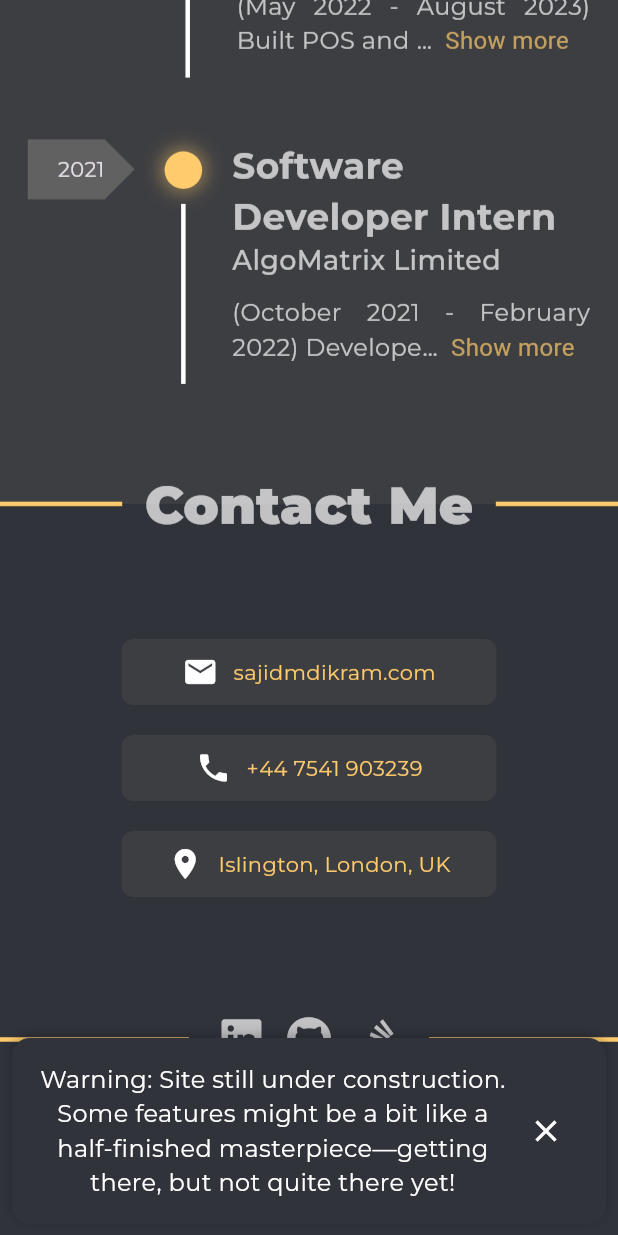
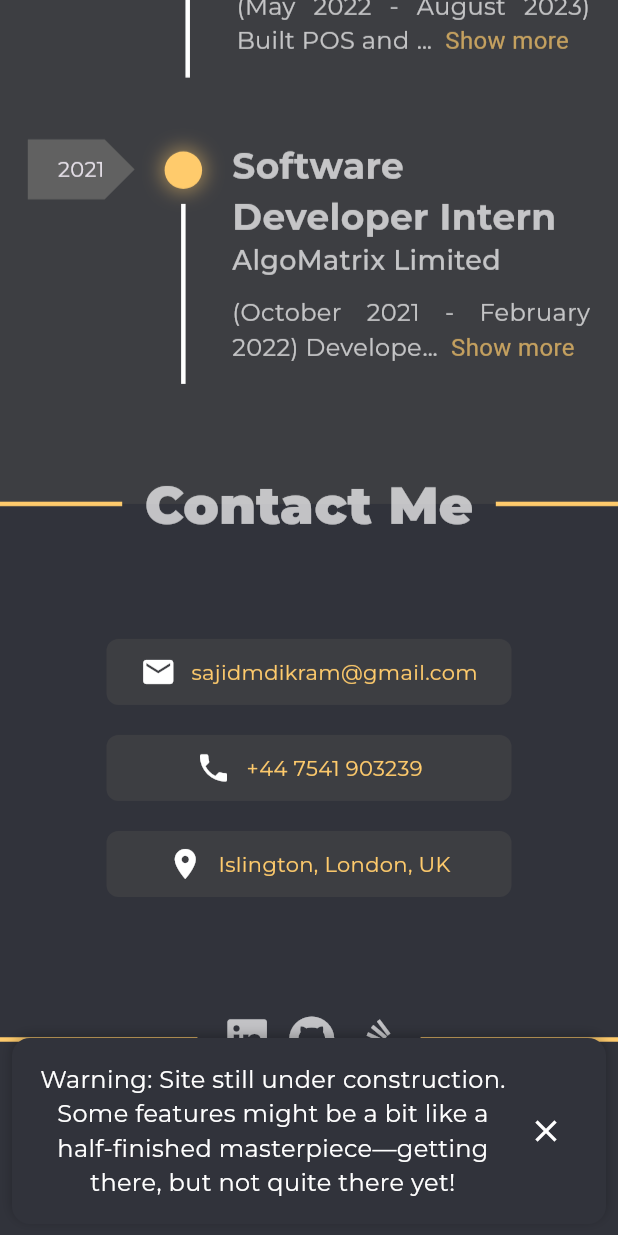
Before and after one commit to Sajid-ikram/dev_ikram, a Flutter app: the screen it shows after launch, after a tap on "Contact Me", on a phone screen of 412 x 824 dp. Run offline on Flutter 3.47's test engine with Material 3 defaults, Android fonts, the phone set to English and light mode, and no system bars; drawn by our look-alikes of readmore; our stand-ins replace carousel_slider, font_awesome_flutter, google_fonts; network calls fail.

Commit message:
Drop Junior title, fix contact email, update for Flutter 3.47
- Retitle the Perinatal Institute role to "Mobile App Developer"
- Show the full sajidmdikram@gmail.com address so the mailto link works,
  and widen the contact cards so it fits
- Upgrade font_awesome_flutter to 11 (FaIcon) and google_fonts to 8.2.1
- Replace the unmaintained dev_icons package with a bundled devicon font
  and a local DevIcons class, since IconData is now a final class

Co-Authored-By: Claude Opus 5.5 <noreply@anthropic.com>

```diff
--- a/lib/view/contact_me.dart
+++ b/lib/view/contact_me.dart
@@ -14,7 +14,7 @@ class ContactMe extends StatefulWidget {
 }
 
 class _ContactMeState extends State<ContactMe> {
-  Map<IconData, Color> hoverColors = {
+  Map<FaIconData, Color> hoverColors = {
     FontAwesomeIcons.linkedin: Colors.white.withOpacity(0.7),
     FontAwesomeIcons.github: Colors.white.withOpacity(0.7),
     FontAwesomeIcons.stackOverflow: Colors.white.withOpacity(0.7),
@@ -85,7 +85,7 @@ class _ContactMeState extends State<ContactMe> {
               Row(
                 mainAxisAlignment: MainAxisAlignment.center,
                 children: [
-                  buildContactInfo(Icons.email, "sajidmdikram.com"),
+                  buildContactInfo(Icons.email, "sajidmdikram@gmail.com"),
                   SizedBox(width: 10),
                   buildContactInfo(Icons.phone, "+44 7541 903239"),
                 ],
@@ -97,7 +97,7 @@ class _ContactMeState extends State<ContactMe> {
                   Column(
                     mainAxisAlignment: MainAxisAlignment.center,
                     children: [
-                      buildContactInfo(Icons.email, "sajidmdikram.com"),
+                      buildContactInfo(Icons.email, "sajidmdikram@gmail.com"),
                       SizedBox(width: 10),
                       buildContactInfo(Icons.phone, "+44 7541 903239"),
                     ],
@@ -168,7 +168,7 @@ class _ContactMeState extends State<ContactMe> {
     }
   }
 
-  Widget _buildSocialMediaIcon(IconData icon, String url) {
+  Widget _buildSocialMediaIcon(FaIconData icon, String url) {
     return MouseRegion(
       onEnter: (_) {
         setState(() {
@@ -182,7 +182,7 @@ class _ContactMeState extends State<ContactMe> {
       },
       child: GestureDetector(
         onTap: () => _launchUrl(url),
-        child: Icon(
+        child: FaIcon(
           icon,
           color: hoverColors[icon], // Use the current hover color
           size: 30,
@@ -210,9 +210,9 @@ class _ContactMeState extends State<ContactMe> {
             onExit: (_) => setState(() => isHovered = false),
             child: AnimatedContainer(
               duration: const Duration(milliseconds: 200),
-              width: 250,
+              width: 270,
               margin: const EdgeInsets.all(10),
-              padding: const EdgeInsets.symmetric(vertical: 10, horizontal: 30),
+              padding: const EdgeInsets.symmetric(vertical: 10, horizontal: 12),
               decoration: BoxDecoration(
                 color: isHovered ? secondaryColor : const Color(0xff3D3E42),
                 borderRadius: BorderRadius.circular(8),
--- a/lib/view/experiences.dart
+++ b/lib/view/experiences.dart
@@ -1,4 +1,3 @@
-import 'package:dev_icons/dev_icons.dart';
 import 'package:dev_ikram/utils/colors.dart';
 import 'package:flutter/cupertino.dart';
 import 'package:flutter/material.dart';
@@ -11,7 +10,7 @@ import '../utils/colors.dart';
 class Experiences extends StatelessWidget {
   final List<Map<String, dynamic>> projects = [
     {
-      'title': 'Junior Mobile App Developer',
+      'title': 'Mobile App Developer',
       'year': '2025',
       'office': 'Perinatal Institute, Birmingham, UK',
       'description':
--- a/lib/view/home.dart
+++ b/lib/view/home.dart
@@ -59,7 +59,7 @@ class CustomNevBar extends StatelessWidget {
         crossAxisAlignment: CrossAxisAlignment.center,
         children: [
           SizedBox(width: size.width * 0.05),
-          const Icon(FontAwesomeIcons.house),
+          const FaIcon(FontAwesomeIcons.house),
           Spacer(),
           if(size.width > 450) GestureDetector(
             onTap: () => scrollToSection(size.height),
@@ -92,7 +92,7 @@ class CustomNevBar extends StatelessWidget {
             child: HoverText(text: "Experience"),
           ),
           const Spacer(),
-          const Icon(FontAwesomeIcons.magnifyingGlass),
+          const FaIcon(FontAwesomeIcons.magnifyingGlass),
           SizedBox(width: size.width * 0.05),
         ],
       ),
--- a/lib/view/initial_page.dart
+++ b/lib/view/initial_page.dart
@@ -20,7 +20,7 @@ class InitialPage extends StatefulWidget {
 
 class _InitialPageState extends State<InitialPage> {
   // State variables for hover effects
-  Map<IconData, Color> hoverColors = {
+  Map<FaIconData, Color> hoverColors = {
     FontAwesomeIcons.linkedin: Colors.white.withOpacity(0.7),
     FontAwesomeIcons.github: Colors.white.withOpacity(0.7),
     FontAwesomeIcons.stackOverflow: Colors.white.withOpacity(0.7),
@@ -35,7 +35,7 @@ class _InitialPageState extends State<InitialPage> {
     }
   }
 
-  Widget _buildSocialMediaIcon(IconData icon, String url) {
+  Widget _buildSocialMediaIcon(FaIconData icon, String url) {
     return MouseRegion(
       onEnter: (_) {
         setState(() {
@@ -49,7 +49,7 @@ class _InitialPageState extends State<InitialPage> {
       },
       child: GestureDetector(
         onTap: () => _launchUrl(url),
-        child: Icon(
+        child: FaIcon(
           icon,
           color: hoverColors[icon], // Use the current hover color
           size: 30,
--- a/lib/view/projects.dart
+++ b/lib/view/projects.dart
@@ -1,4 +1,4 @@
-import 'package:dev_icons/dev_icons.dart';
+import 'package:dev_ikram/utils/dev_icons.dart';
 import 'package:dev_ikram/utils/colors.dart';
 import 'package:flutter/cupertino.dart';
 import 'package:flutter/material.dart';
--- a/lib/view/skills.dart
+++ b/lib/view/skills.dart
@@ -1,4 +1,4 @@
-import 'package:dev_icons/dev_icons.dart';
+import 'package:dev_ikram/utils/dev_icons.dart';
 import 'package:dev_ikram/utils/colors.dart';
 import 'package:flutter/cupertino.dart';
 import 'package:flutter/material.dart';
```
Also changed, not shown: analysis_options.yaml (+9 -0 lines), lib/utils/dev_icons.dart (added, +17 -0 lines), pubspec.yaml (+6 -3 lines), fonts/devicon.ttf (added), pubspec.lock.
